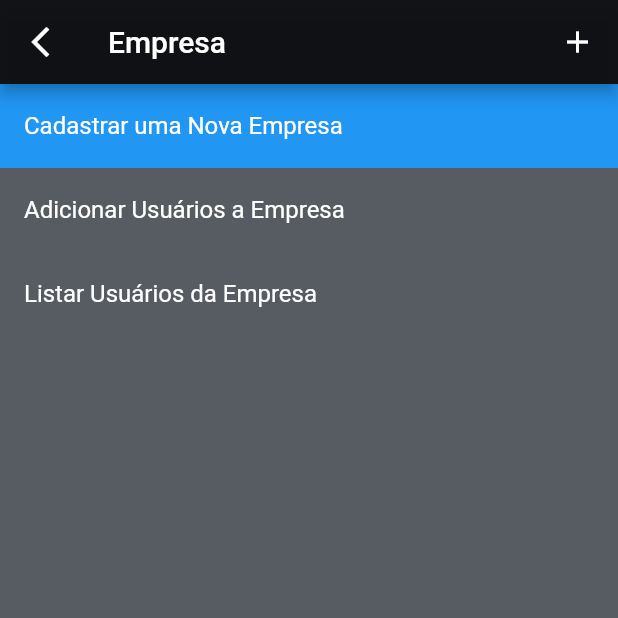
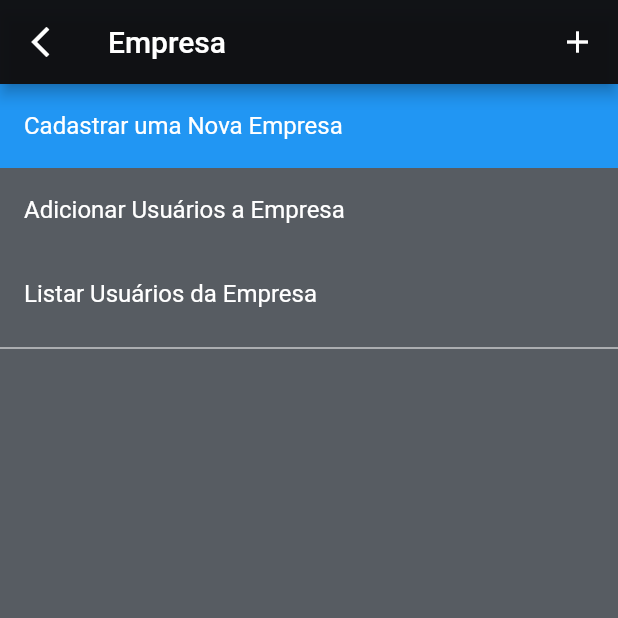
Before and after one commit to Andreibono/tcc_front, a Flutter app: the CompanyScreen screen opened directly with empty values, on a phone screen of 412 x 824 dp, the top half of it. Run offline on Flutter 3.47's test engine with Material 2 defaults, Android fonts, the phone set to English and light mode, and no system bars.

Commit message:
arrumando a lista

```diff
--- a/lib/screens/company_screens/company_screen.dart
+++ b/lib/screens/company_screens/company_screen.dart
@@ -7,17 +7,39 @@ import '/util/app_routes.dart';
 class CompanyScreen extends StatelessWidget {
   const CompanyScreen({Key? key}) : super(key: key);
 
+
+
   @override
   Widget build(BuildContext context) {
     final user = ModalRoute.of(context)!.settings.arguments as User;
-    return Scaffold(
-      appBar: AppBarCustom(title: "Empresa", onTapFunction: () {
+    final companies = user.company_list;
+
+    final appBar =  AppBarCustom(title: "Empresa", onTapFunction: () {
           Navigator.pop(context);
           Navigator.of(context)
               .pushNamed(AppRoutes.NEWCOMPANY, arguments: user);
         }
-        ),
-      body: Column(children: [
+      );
+
+    final avaibleHeight =
+      MediaQuery.of(context).size.height -
+      MediaQuery.of(context).padding.top -
+      appBar.preferredSize.height;
+
+    final avaibleWidth =
+      MediaQuery.of(context).size.width;
+
+
+
+    return Scaffold(
+      appBar: appBar,
+      body: Column(
+        children: [
+          Container(
+            height: avaibleHeight * 0.3,
+            width: avaibleWidth,
+            child: Column(
+              children: [
                 ListTile(
                   title: Text(
                     'Cadastrar uma Nova Empresa',
@@ -56,7 +78,52 @@ class CompanyScreen extends StatelessWidget {
                         .pushNamed(AppRoutes.COMPANYUSERSLIST, arguments: user);
                   },
                 ),
+                Divider(
+                  color: Colors.white,
+                )
             ]),
+          ),
+          Container(
+            height: avaibleHeight * 0.7,
+            width: avaibleWidth,
+            child: companies.length > 0
+            ? ListView.builder(
+              itemCount: companies.length,
+              itemBuilder: (context, index) {
+                final company = companies[index].company;
+                return Card(
+                  child: ListTile(
+                    tileColor: index % 2 == 0
+                      ? const Color.fromRGBO(65, 70, 77, 0.8)
+                      : const Color.fromRGBO(28, 32, 38, 1),
+                    leading: CircleAvatar(
+                      backgroundColor: index % 2 == 0
+                      ? const Color.fromARGB(255, 221, 223, 201)
+                      : const Color.fromARGB(255, 138, 167, 128),
+                      radius: 30,
+                      child: Text(
+                        company.fantasy[0].toUpperCase(),
+                        style: TextStyle(
+                          color: Colors.black
+                        ),
+                        ),
+                        ),
+                    title: Text(
+                      company.fantasy,
+                      style: TextStyle(
+                           color: Colors.white
+                        ),
+                      )
+                  ),
+                );
+              },
+            )
+            : SizedBox(),
+          )
+
+        ],
+      ),
+
     );
   }
 }
```
Lines whose indentation alone changed are shown as unchanged.
